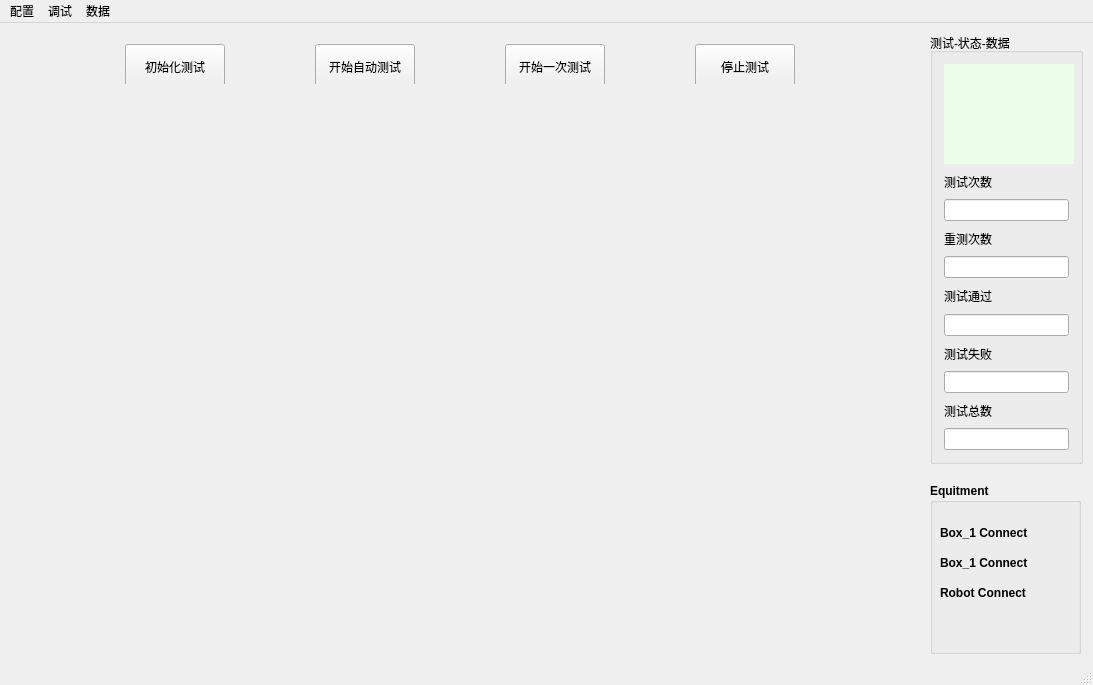
ReceiverUsb-rapoo/ReceiverUsbTest, file mainwindow.ui: the form before one commit.
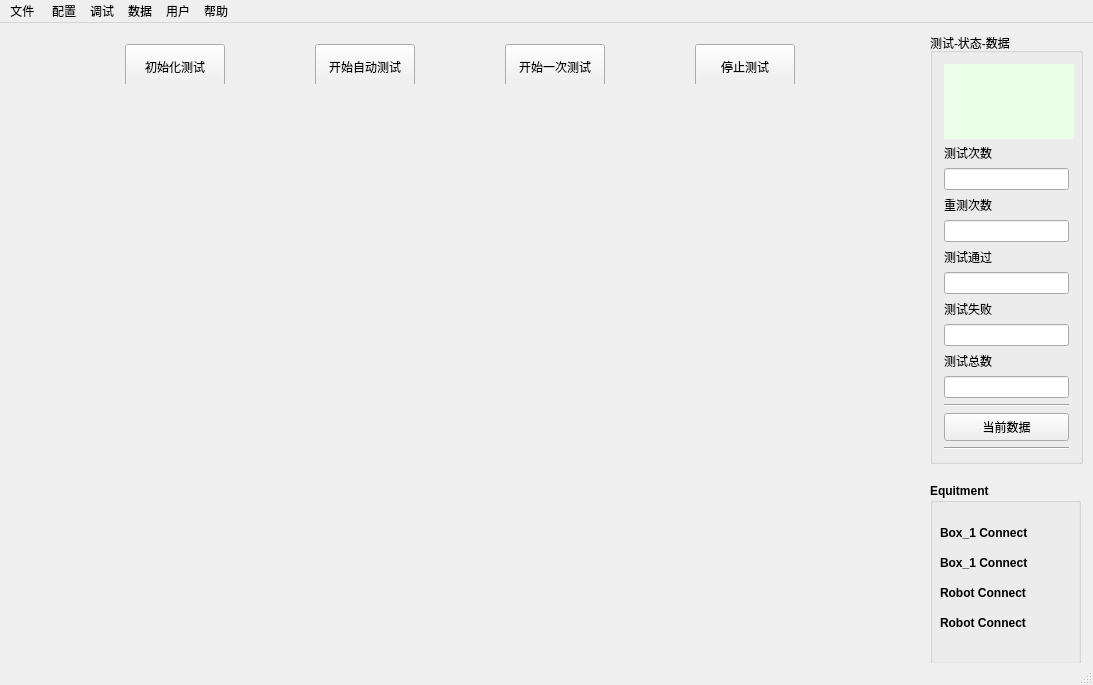
The form after the commit.

What changed in the file:
```diff
--- a/mainwindow.ui
+++ b/mainwindow.ui
@@ -37,12 +37,21 @@
      <string>测试-状态-数据</string>
     </property>
     <layout class="QGridLayout" name="gridLayout">
+     <item row="4" column="0">
+      <widget class="QLineEdit" name="le_RetestTotal">
+       <property name="font">
+        <font>
+         <pointsize>9</pointsize>
+        </font>
+       </property>
+      </widget>
+     </item>
      <item row="0" column="0">
       <widget class="QLabel" name="label">
        <property name="minimumSize">
         <size>
          <width>130</width>
-         <height>100</height>
+         <height>75</height>
         </size>
        </property>
        <property name="font">
@@ -91,15 +100,6 @@
        </property>
       </widget>
      </item>
-     <item row="4" column="0">
-      <widget class="QLineEdit" name="lineEdit_5">
-       <property name="font">
-        <font>
-         <pointsize>9</pointsize>
-        </font>
-       </property>
-      </widget>
-     </item>
      <item row="5" column="0">
       <widget class="QLabel" name="label_3">
        <property name="font">
@@ -163,6 +163,33 @@
        </property>
       </widget>
      </item>
+     <item row="11" column="0">
+      <widget class="Line" name="line">
+       <property name="orientation">
+        <enum>Qt::Horizontal</enum>
+       </property>
+      </widget>
+     </item>
+     <item row="12" column="0">
+      <widget class="QPushButton" name="pb_ShowSwitch">
+       <property name="minimumSize">
+        <size>
+         <width>0</width>
+         <height>28</height>
+        </size>
+       </property>
+       <property name="text">
+        <string>当前数据</string>
+       </property>
+      </widget>
+     </item>
+     <item row="13" column="0">
+      <widget class="Line" name="line_2">
+       <property name="orientation">
+        <enum>Qt::Horizontal</enum>
+       </property>
+      </widget>
+     </item>
     </layout>
    </widget>
    <widget class="QWidget" name="layoutWidget">
@@ -279,7 +306,7 @@
       <x>930</x>
       <y>460</y>
       <width>151</width>
-      <height>171</height>
+      <height>181</height>
      </rect>
     </property>
     <property name="font">
@@ -330,6 +357,30 @@
       <string>Box_1 Connect</string>
      </property>
     </widget>
+    <widget class="QLabel" name="lb_SupplementRobotState">
+     <property name="geometry">
+      <rect>
+       <x>10</x>
+       <y>130</y>
+       <width>111</width>
+       <height>20</height>
+      </rect>
+     </property>
+     <property name="text">
+      <string>Robot Connect</string>
+     </property>
+    </widget>
+   </widget>
+   <widget class="QWidget" name="gridLayoutWidget">
+    <property name="geometry">
+     <rect>
+      <x>30</x>
+      <y>80</y>
+      <width>861</width>
+      <height>61</height>
+     </rect>
+    </property>
+    <layout class="QGridLayout" name="gl_Button"/>
    </widget>
   </widget>
   <widget class="QMenuBar" name="menuBar">
@@ -392,9 +443,30 @@
     <addaction name="a_DataTable"/>
     <addaction name="separator"/>
    </widget>
+   <widget class="QMenu" name="menu_4">
+    <property name="title">
+     <string>文件 </string>
+    </property>
+    <addaction name="action"/>
+   </widget>
+   <widget class="QMenu" name="menu_5">
+    <property name="title">
+     <string>帮助</string>
+    </property>
+    <addaction name="action_3"/>
+   </widget>
+   <widget class="QMenu" name="menu_6">
+    <property name="title">
+     <string>用户</string>
+    </property>
+    <addaction name="action_2"/>
+   </widget>
+   <addaction name="menu_4"/>
    <addaction name="menu_2"/>
    <addaction name="menu"/>
    <addaction name="menu_3"/>
+   <addaction name="menu_6"/>
+   <addaction name="menu_5"/>
   </widget>
   <widget class="QStatusBar" name="statusBar">
    <property name="font">
```
Left out of the diff: 78 changed lines with no effect on the pictures.
